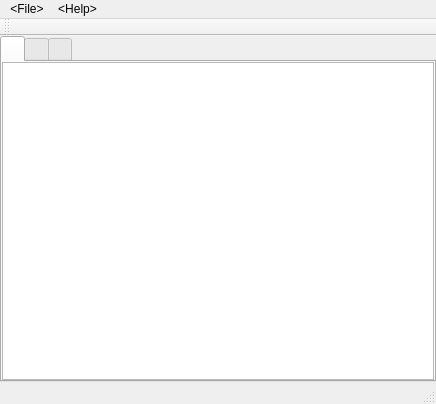
The window that mainwindow.ui (ExplosBlue/CoinKiller) describes before a commit, drawn with Qt 5.
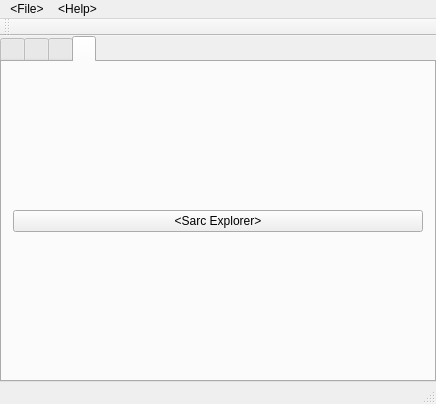
The same window after the commit. The open tabs and pages were chosen to show the change.

Commit message: Sarc Explorer (only File/Folder renaming for now)

What changed in the file:
```diff
--- a/mainwindow.ui
+++ b/mainwindow.ui
@@ -124,6 +124,20 @@
         </item>
        </layout>
       </widget>
+      <widget class="QWidget" name="tab">
+       <attribute name="title">
+        <string>&lt;Tools&gt;</string>
+       </attribute>
+       <layout class="QVBoxLayout" name="verticalLayout_6">
+        <item>
+         <widget class="QPushButton" name="openSarcExplorerBtn">
+          <property name="text">
+           <string>&lt;Sarc Explorer&gt;</string>
+          </property>
+         </widget>
+        </item>
+       </layout>
+      </widget>
      </widget>
     </item>
    </layout>
```
The commit also changes 21 other files.
